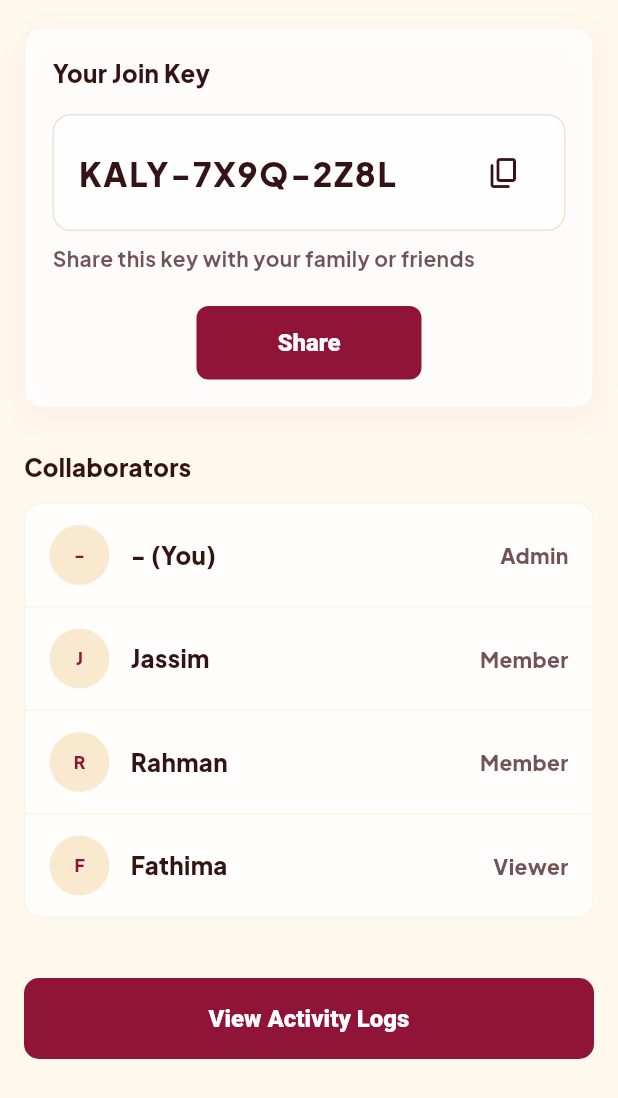
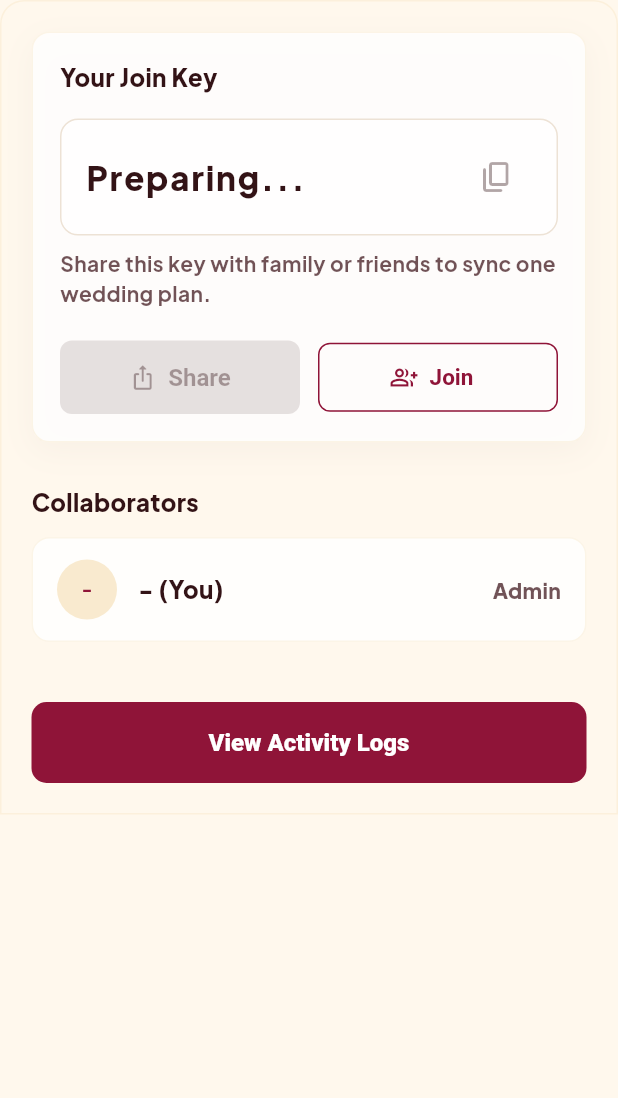
Before and after one commit to jassimpv/kalayana_tracker, a Flutter app: the CollaboratorsPanel widget shown alone on an empty page, opened directly, on a phone screen of 412 x 824 dp. Shown: the top 1098 px of the screen. Run offline on Flutter 3.47's test engine with Material 3 defaults, Android fonts, the phone set to English and light mode, and no system bars; our stand-ins replace cloud_firestore, device_info_plus, firebase_auth, firebase_core, get, google_sign_in and 4 more; missing offline and left inert: in_app_update; accounts and stored records are empty.

Commit message:
ios device updated

```diff
--- a/lib/app/data/repositories/wedding_repository.dart
+++ b/lib/app/data/repositories/wedding_repository.dart
@@ -14,7 +14,7 @@ class FirestoreWeddingRepository implements WeddingRepository {
   final FirebaseFirestore _firestore;
   final FirebaseAuth _auth;
 
-  DocumentReference<Map<String, dynamic>> get _doc {
+  DocumentReference<Map<String, dynamic>> get _legacyDoc {
     final user = _auth.currentUser;
     if (user == null) {
       throw StateError('Wedding data is only available after signing in.');
@@ -26,27 +26,78 @@ class FirestoreWeddingRepository implements WeddingRepository {
         .doc('dashboard');
   }
 
+  DocumentReference<Map<String, dynamic>> _doc(String workspaceId) {
+    return _firestore
+        .collection('weddingWorkspaces')
+        .doc(workspaceId)
+        .collection('dashboard')
+        .doc('main');
+  }
+
+  DocumentReference<Map<String, dynamic>> _workspaceDoc(String workspaceId) {
+    return _firestore.collection('weddingWorkspaces').doc(workspaceId);
+  }
+
+  Future<String> _workspaceId() async {
+    final user = _auth.currentUser;
+    if (user == null) {
+      throw StateError('Wedding data is only available after signing in.');
+    }
+    final userRef = _firestore.collection('users').doc(user.uid);
+    final snapshot = await userRef.get();
+    final existing = snapshot.data()?['workspaceId']?.toString().trim();
+    if (existing != null && existing.isNotEmpty) return existing;
+
+    final workspaceId = user.uid;
+    await _workspaceDoc(workspaceId).set({
+      'ownerId': user.uid,
+      'joinCode': _joinCodeFor(user.uid),
+      'members': {user.uid: _memberData(user, 'Admin')},
+      'createdAt': FieldValue.serverTimestamp(),
+      'updatedAt': FieldValue.serverTimestamp(),
+    }, SetOptions(merge: true));
+    await userRef.set({
+      'workspaceId': workspaceId,
+      'collaboratorRole': 'Admin',
+      'updatedAt': FieldValue.serverTimestamp(),
+    }, SetOptions(merge: true));
+    return workspaceId;
+  }
+
   @override
   Stream<WeddingData> watch() {
-    return _doc.snapshots().map((snapshot) {
-      final data = snapshot.data();
-      return data == null ? WeddingData.empty() : WeddingData.fromJson(data);
-    });
+    return Stream.fromFuture(_workspaceId())
+        .asyncExpand((workspaceId) {
+          return _doc(workspaceId).snapshots();
+        })
+        .map((snapshot) {
+          final data = snapshot.data();
+          return data == null
+              ? WeddingData.empty()
+              : WeddingData.fromJson(data);
+        });
   }
 
   @override
   Future<void> save(WeddingData data) async {
-    await _doc.set({
-      ...data.toJson(),
-      'updatedAt': FieldValue.serverTimestamp(),
-    });
+    final workspaceId = await _workspaceId();
+    await _doc(
+      workspaceId,
+    ).set({...data.toJson(), 'updatedAt': FieldValue.serverTimestamp()});
   }
 
   @override
   Future<void> seedIfEmpty() async {
-    final snapshot = await _doc.get();
+    final workspaceId = await _workspaceId();
+    final snapshot = await _doc(workspaceId).get();
     if (!snapshot.exists) {
-      await save(WeddingData.withDefaultExpenses());
+      final legacySnapshot = await _legacyDoc.get();
+      final legacyData = legacySnapshot.data();
+      await save(
+        legacyData == null
+            ? WeddingData.withDefaultExpenses()
+            : WeddingData.fromJson(legacyData),
+      );
       return;
     }
     final data = WeddingData.fromJson(snapshot.data() ?? {});
@@ -60,3 +111,20 @@ class FirestoreWeddingRepository implements WeddingRepository {
     }
   }
 }
+
+String _joinCodeFor(String uid) {
+  final source = uid.toUpperCase().replaceAll(RegExp('[^A-Z0-9]'), '');
+  final padded = '$source${'7X9Q2Z8L'}'.padRight(8, 'K');
+  return 'KALY-${padded.substring(0, 4)}-${padded.substring(4, 8)}';
+}
+
+Map<String, dynamic> _memberData(User user, String role) {
+  return {
+    'uid': user.uid,
+    'name': user.displayName ?? user.email?.split('@').first ?? 'Member',
+    'email': user.email,
+    'photoUrl': user.photoURL,
+    'role': role,
+    'joinedAt': FieldValue.serverTimestamp(),
+  };
+}
--- a/lib/app/modules/dashboard/views/dashboard_expenses.dart
+++ b/lib/app/modules/dashboard/views/dashboard_expenses.dart
@@ -161,8 +161,7 @@ class _ExpenseFilterChip extends StatelessWidget {
         child: AnimatedContainer(
           duration: const Duration(milliseconds: 180),
           curve: Curves.easeOutCubic,
-          constraints: const BoxConstraints(minHeight: 48, minWidth: 56),
-          padding: const EdgeInsets.symmetric(horizontal: 16, vertical: 12),
+          padding: const EdgeInsets.symmetric(horizontal: 17, vertical: 8),
           decoration: BoxDecoration(
             color: selected ? ThemeColors.primary : const Color(0xFFFFEED7),
             borderRadius: BorderRadius.circular(999),
--- a/lib/app/modules/dashboard/views/dashboard_profile.dart
+++ b/lib/app/modules/dashboard/views/dashboard_profile.dart
@@ -9,12 +9,12 @@ class ProfilePanel extends GetView<DashboardController> {
     final profile = controller.profile;
     final name = _profileDisplayName(user, profile);
     final email = user?.email ?? 'Shared planning space';
-    return Column(
+    return Container(
+      color: ThemeColors.primary,
+      child: Column(
         children: [
           _ProfileHeader(name: name, email: email, photoUrl: user?.photoURL),
-        Transform.translate(
-          offset: const Offset(0, -8),
-          child: _ProfileMenuCard(
+          _ProfileMenuCard(
             children: [
               _ProfileMenuRow(
                 icon: Icons.account_box_outlined,
@@ -48,21 +48,27 @@ class ProfilePanel extends GetView<DashboardController> {
               _ProfileMenuRow(
                 icon: Icons.bar_chart_rounded,
                 label: 'Reports',
-                onTap: () =>
-                    Navigator.of(context).pushNamed(AppRoutes.dashboardReports),
+                onTap: () => Navigator.of(context).push(
+                  buildNestedDashboardRoute(
+                    settings: const RouteSettings(
+                      name: AppRoutes.dashboardReports,
                     ),
+                    child: const ReportsPanel(),
+                  ),
+                ),
+              ),
+
               _ProfileMenuRow(
                 icon: Icons.group_add_outlined,
                 label: 'Collaborators',
-                onTap: () => Navigator.of(
-                  context,
-                ).pushNamed(AppRoutes.dashboardCollaborators),
+                onTap: () => Navigator.of(context).push(
+                  buildNestedDashboardRoute(
+                    settings: const RouteSettings(
+                      name: AppRoutes.dashboardCollaborators,
                     ),
-              _ProfileMenuRow(
-                icon: Icons.backup_outlined,
-                label: 'Backup & Export',
-                onTap: () =>
-                    Navigator.of(context).pushNamed(AppRoutes.dashboardReports),
+                    child: const CollaboratorsPanel(),
+                  ),
+                ),
               ),
               _ProfileMenuRow(
                 icon: Icons.help_outline_rounded,
@@ -78,36 +84,7 @@ class ProfilePanel extends GetView<DashboardController> {
               ),
             ],
           ),
-        ),
         ],
-    );
-  }
-}
-
-class _ProfileStandalonePage extends StatelessWidget {
-  const _ProfileStandalonePage({required this.child});
-
-  final Widget child;
-
-  @override
-  Widget build(BuildContext context) {
-    return Container(
-      clipBehavior: Clip.antiAlias,
-      decoration: BoxDecoration(
-        color: ThemeColors.scaffoldColor,
-        borderRadius: const BorderRadius.only(
-          topLeft: Radius.circular(30),
-          topRight: Radius.circular(30),
-        ),
-      ),
-      child: SingleChildScrollView(
-        padding: EdgeInsets.fromLTRB(
-          16,
-          18,
-          16,
-          MediaQuery.paddingOf(context).bottom + 120,
-        ),
-        child: child,
       ),
     );
   }
@@ -124,7 +101,17 @@ class ReportsPanel extends GetView<DashboardController> {
       final paid = data.paid;
       final paidRatio = total <= 0 ? 0.0 : (paid / total).clamp(0.0, 1.0);
       final categoryEntries = _topCategoryEntries(data.categoryTotals);
-      return _ProfileStandalonePage(
+      return Container(
+        clipBehavior: Clip.antiAlias,
+        decoration: BoxDecoration(
+          color: ThemeColors.scaffoldColor,
+          borderRadius: const BorderRadius.vertical(top: Radius.circular(16)),
+          border: Border.all(
+            color: ThemeColors.logoGold.withValues(alpha: 0.12),
+          ),
+        ),
+        child: SingleChildScrollView(
+          padding: const EdgeInsets.all(20),
           child: Column(
             crossAxisAlignment: CrossAxisAlignment.stretch,
             children: [
@@ -244,6 +231,7 @@ class ReportsPanel extends GetView<DashboardController> {
               ),
             ],
           ),
+        ),
       );
     });
   }
@@ -255,14 +243,30 @@ class CollaboratorsPanel extends GetView<DashboardController> {
   @override
   Widget build(BuildContext context) {
     final user = FirebaseAuth.instance.currentUser;
-    final joinKey = _joinKeyFor(user);
-    final names = [
-      _profileDisplayName(user, controller.profile),
-      'Jassim',
-      'Rahman',
-      'Fathima',
-    ];
-    return _ProfileStandalonePage(
+    return Obx(() {
+      final joinKey = controller.joinCode.value ?? 'Preparing...';
+      final collaborators = controller.collaborators.isEmpty
+          ? [
+              DashboardCollaborator(
+                uid: user?.uid ?? '',
+                name: _profileDisplayName(user, controller.profile),
+                email: user?.email ?? '',
+                role: 'Admin',
+                photoUrl: user?.photoURL,
+              ),
+            ]
+          : controller.collaborators.toList();
+      return Container(
+        clipBehavior: Clip.antiAlias,
+        decoration: BoxDecoration(
+          color: ThemeColors.scaffoldColor,
+          borderRadius: const BorderRadius.vertical(top: Radius.circular(16)),
+          border: Border.all(
+            color: ThemeColors.logoGold.withValues(alpha: 0.12),
+          ),
+        ),
+        child: SingleChildScrollView(
+          padding: const EdgeInsets.all(20),
           child: Column(
             crossAxisAlignment: CrossAxisAlignment.stretch,
             children: [
@@ -295,7 +299,9 @@ class CollaboratorsPanel extends GetView<DashboardController> {
                             ),
                           ),
                           IconButton(
-                        onPressed: () => _copyJoinKey(joinKey),
+                            onPressed: controller.joinCode.value == null
+                                ? null
+                                : () => _copyJoinKey(joinKey),
                             icon: const Icon(Icons.copy_rounded),
                             color: ThemeColors.logoDeep,
                           ),
@@ -304,32 +310,51 @@ class CollaboratorsPanel extends GetView<DashboardController> {
                     ),
                     const SizedBox(height: 8),
                     Text(
-                  'Share this key with your family or friends',
+                      'Share this key with family or friends to sync one wedding plan.',
                       style: TextStyle(
                         color: ThemeColors.logoDeep.withValues(alpha: 0.72),
                         fontWeight: FontWeight.w700,
                       ),
                     ),
                     const SizedBox(height: 22),
-                Center(
-                  child: SizedBox(
-                    width: 150,
-                    child: FilledButton(
-                      onPressed: () => _copyJoinKey(joinKey),
+                    Row(
+                      children: [
+                        Expanded(
+                          child: FilledButton.icon(
+                            onPressed: controller.joinCode.value == null
+                                ? null
+                                : () => _copyJoinKey(joinKey),
+                            icon: const Icon(Icons.ios_share_rounded),
+                            label: const Text('Share'),
                             style: FilledButton.styleFrom(
                               backgroundColor: ThemeColors.primary,
                               foregroundColor: Colors.white,
-                        minimumSize: const Size.fromHeight(44),
+                              minimumSize: const Size.fromHeight(46),
                               shape: RoundedRectangleBorder(
                                 borderRadius: BorderRadius.circular(8),
                               ),
                             ),
-                      child: const Text(
-                        'Share',
-                        style: TextStyle(fontWeight: FontWeight.w900),
+                          ),
+                        ),
+                        const SizedBox(width: 12),
+                        Expanded(
+                          child: OutlinedButton.icon(
+                            onPressed: controller.collaborationLoading.value
+                                ? null
+                                : () => _showJoinWorkspaceDialog(context),
+                            icon: const Icon(Icons.group_add_outlined),
+                            label: const Text('Join'),
+                            style: OutlinedButton.styleFrom(
+                              foregroundColor: ThemeColors.primary,
+                              minimumSize: const Size.fromHeight(46),
+                              side: BorderSide(color: ThemeColors.primary),
+                              shape: RoundedRectangleBorder(
+                                borderRadius: BorderRadius.circular(8),
                               ),
                             ),
                           ),
+                        ),
+                      ],
                     ),
                   ],
                 ),
@@ -337,17 +362,11 @@ class CollaboratorsPanel extends GetView<DashboardController> {
               const SizedBox(height: 28),
               const _ReportTitle('Collaborators'),
               const SizedBox(height: 12),
-          _CollaboratorList(
-            collaborators: [
-              _CollaboratorData(names[0], 'Admin', user?.photoURL),
-              _CollaboratorData(names[1], 'Member', null),
-              _CollaboratorData(names[2], 'Member', null),
-              _CollaboratorData(names[3], 'Viewer', null),
-            ],
-          ),
+              _CollaboratorList(collaborators: collaborators),
               const SizedBox(height: 40),
               FilledButton(
-            onPressed: () => _showProfileSnack('Activity logs coming soon.'),
+                onPressed: () =>
+                    _showProfileSnack('Activity logs coming soon.'),
                 style: FilledButton.styleFrom(
                   backgroundColor: ThemeColors.primary,
                   foregroundColor: Colors.white,
@@ -363,7 +382,9 @@ class CollaboratorsPanel extends GetView<DashboardController> {
               ),
             ],
           ),
+        ),
       );
+    });
   }
 }
 
@@ -380,15 +401,45 @@ class _ProfileHeader extends StatelessWidget {
 
   @override
   Widget build(BuildContext context) {
-    return Container(
+    final topInset = MediaQuery.paddingOf(context).top;
+    return ClipRRect(
+      borderRadius: const BorderRadius.vertical(top: Radius.circular(30)),
+      child: Container(
         width: double.infinity,
+        decoration: BoxDecoration(color: ThemeColors.primary),
+        child: Stack(
+          children: [
+            Positioned(
+              right: -42,
+              top: topInset + 4,
+              child: const _ProfileGlassOrb(size: 138, alpha: 0.13),
+            ),
+            const Positioned(
+              left: -34,
+              bottom: 34,
+              child: _ProfileGlassOrb(size: 118, alpha: 0.08),
+            ),
+            Positioned.fill(
+              child: DecoratedBox(
+                decoration: BoxDecoration(
+                  gradient: LinearGradient(
+                    begin: Alignment.topCenter,
+                    end: Alignment.bottomCenter,
+                    colors: [
+                      Colors.white.withValues(alpha: 0.13),
+                      Colors.white.withValues(alpha: 0.02),
+                    ],
+                  ),
+                ),
+              ),
+            ),
+            Padding(
               padding: const EdgeInsets.fromLTRB(20, 18, 20, 34),
-      decoration: BoxDecoration(
-        color: ThemeColors.primary,
-        borderRadius: const BorderRadius.vertical(top: Radius.circular(12)),
-      ),
+              child: SizedBox(
+                width: double.infinity,
                 child: Column(
                   children: [
+                    SizedBox(height: topInset),
                     _ProfileAvatar(name: name, photoUrl: photoUrl, radius: 44),
                     const SizedBox(height: 12),
                     Text(
@@ -413,6 +464,31 @@ class _ProfileHeader extends StatelessWidget {
                     ),
                   ],
                 ),
+              ),
+            ),
+          ],
+        ),
+      ),
+    );
+  }
+}
+
+class _ProfileGlassOrb extends StatelessWidget {
+  const _ProfileGlassOrb({required this.size, required this.alpha});
+
+  final double size;
+  final double alpha;
+
+  @override
+  Widget build(BuildContext context) {
+    return Container(
+      width: size,
+      height: size,
+      decoration: BoxDecoration(
+        shape: BoxShape.circle,
+        color: Colors.white.withValues(alpha: alpha),
+        border: Border.all(color: Colors.white.withValues(alpha: alpha * 1.2)),
+      ),
     );
   }
 }
@@ -425,8 +501,9 @@ class _ProfileMenuCard extends StatelessWidget {
   @override
   Widget build(BuildContext context) {
     return Container(
+      clipBehavior: Clip.antiAlias,
       decoration: BoxDecoration(
-        color: Colors.white.withValues(alpha: 0.86),
+        color: Colors.white,
         borderRadius: const BorderRadius.vertical(top: Radius.circular(16)),
         border: Border.all(color: ThemeColors.logoGold.withValues(alpha: 0.12)),
       ),
@@ -709,7 +786,7 @@ class _CategoryDonutPainter extends CustomPainter {
 class _CollaboratorList extends StatelessWidget {
   const _CollaboratorList({required this.collaborators});
 
-  final List<_CollaboratorData> collaborators;
+  final List<DashboardCollaborator> collaborators;
 
   @override
   Widget build(BuildContext context) {
@@ -740,7 +817,8 @@ class _CollaboratorList extends StatelessWidget {
                     const SizedBox(width: 14),
                     Expanded(
                       child: Text(
-                        entry.key == 0
+                        collaborator.uid ==
+                                FirebaseAuth.instance.currentUser?.uid
                             ? '${collaborator.name} (You)'
                             : collaborator.name,
                         maxLines: 1,
@@ -816,14 +894,6 @@ class _CategoryReportEntry {
   final Color color;
 }
 
-class _CollaboratorData {
-  const _CollaboratorData(this.name, this.role, this.photoUrl);
-
-  final String name;
-  final String role;
-  final String? photoUrl;
-}
-
 List<_CategoryReportEntry> _topCategoryEntries(Map<String, double> totals) {
   const colors = [
     Color(0xFF2E79A8),
@@ -868,13 +938,6 @@ String _profileDisplayName(User? user, Map<String, dynamic> profile) {
   return '-';
 }
 
-String _joinKeyFor(User? user) {
-  final source = (user?.uid ?? user?.email ?? 'KALYANA').toUpperCase();
-  final compact = source.replaceAll(RegExp('[^A-Z0-9]'), '');
-  final padded = '$compact${'7X9Q2Z8L'}'.padRight(12, 'K');
-  return 'KALY-${padded.substring(0, 4)}-${padded.substring(4, 8)}';
-}
-
 String _profileInitials(String name) {
   final parts = name
       .trim()
@@ -890,6 +953,42 @@ void _copyJoinKey(String key) {
   _showProfileSnack('Join key copied.');
 }
 
+Future<void> _showJoinWorkspaceDialog(BuildContext context) async {
+  final controller = Get.find<DashboardController>();
+  final codeController = TextEditingController();
+  await showDialog<void>(
+    context: context,
+    builder: (context) {
+      return AlertDialog(
+        title: const Text('Join Workspace'),
+        content: TextField(
+          controller: codeController,
+          textCapitalization: TextCapitalization.characters,
+          decoration: const InputDecoration(
+            labelText: 'Join code',
+            hintText: 'KALY-XXXX-XXXX',
+          ),
+        ),
+        actions: [
+          TextButton(
+            onPressed: () => Navigator.of(context).pop(),
+            child: const Text('Cancel'),
+          ),
+          FilledButton(
+            onPressed: () {
+              final code = codeController.text.trim();
+              Navigator.of(context).pop();
+              controller.joinWorkspace(code);
+            },
+            child: const Text('Join'),
+          ),
+        ],
+      );
+    },
+  );
+  codeController.dispose();
+}
+
 void _showProfileSnack(String message) {
   Get.snackbar(
     'Profile',
--- a/lib/app/modules/dashboard/views/dashboard_purchases.dart
+++ b/lib/app/modules/dashboard/views/dashboard_purchases.dart
@@ -169,8 +169,7 @@ class _PurchaseFilterChip extends StatelessWidget {
         child: AnimatedContainer(
           duration: const Duration(milliseconds: 180),
           curve: Curves.easeOutCubic,
-          constraints: const BoxConstraints(minWidth: 66),
-          padding: const EdgeInsets.symmetric(horizontal: 17, vertical: 11),
+          padding: const EdgeInsets.symmetric(horizontal: 17, vertical: 8),
           decoration: BoxDecoration(
             color: selected ? ThemeColors.primary : const Color(0xFFFFF0DB),
             borderRadius: BorderRadius.circular(999),
--- a/lib/app/modules/dashboard/views/expenses/expense_add.dart
+++ b/lib/app/modules/dashboard/views/expenses/expense_add.dart
@@ -89,7 +89,7 @@ class _ExpenseAddPageState extends State<ExpenseAddPage> {
         ),
       ),
       child: SingleChildScrollView(
-        padding: const EdgeInsets.symmetric(horizontal: 16, vertical: 20),
+        padding: const EdgeInsets.symmetric(horizontal: 20, vertical: 20),
         child: Form(
           key: _formKey,
           child: Column(
--- a/lib/app/modules/splash/splash_view.dart
+++ b/lib/app/modules/splash/splash_view.dart
@@ -46,6 +46,7 @@ class _SplashViewState extends State<SplashView>
     final route = FirebaseAuth.instance.currentUser == null
         ? AppRoutes.auth
         : AppRoutes.dashboard;
+
     Get.offAllNamed(route);
   }
 
```
Also changed, not shown: lib/app/modules/dashboard/controllers/dashboard_controller.dart (+188 -0 lines), lib/app/modules/dashboard/views/dashboard_view.dart (+43 -39 lines), lib/app/modules/dashboard/widgets/dashboard_shared.dart (+0 -21 lines), lib/app/modules/dashboard/widgets/navigation_bar.dart (+8 -10 lines), firebase.json, lib/firebase_options.dart, 1 other file. Lines whose indentation alone changed are shown as unchanged.
